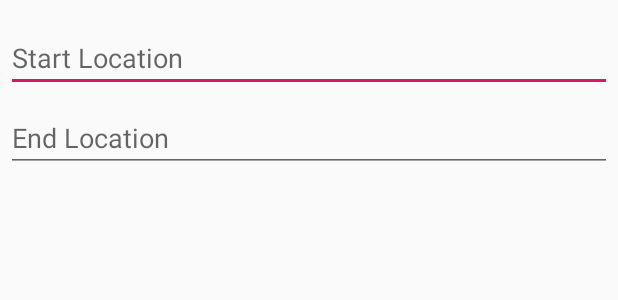
After one commit to felixlapierre/campus-guide, an Android app: the layout directions_dialog_layout.xml on its own in the app's theme, with its tools: preview values and no code run, on a phone screen of 412 x 824 dp. The commit adds this screen. Shown: the top 300 px of the screen. Run offline under Robolectric (Android 15) with nearby library versions, the phone set to English and light mode, and no system bars.

Commit message:
Added popup for getting directions from point A to point B

```diff
--- /dev/null
+++ b/app/src/main/java/com/example/campusguide/DisplayRoute.kt
@@ -0,0 +1,5 @@
+package com.example.campusguide
+
+class DisplayRoute {
+
+}
--- /dev/null
+++ b/app/src/main/res/layout/directions_dialog_layout.xml
@@ -0,0 +1,27 @@
+<?xml version="1.0" encoding="utf-8"?>
+<LinearLayout xmlns:android="http://schemas.android.com/apk/res/android"
+    android:orientation="vertical" android:layout_width="match_parent"
+    android:layout_height="match_parent">
+    <EditText
+        android:id="@+id/startLocationTextInput"
+        android:inputType="text"
+        android:layout_width="match_parent"
+        android:layout_height="wrap_content"
+        android:layout_marginTop="16dp"
+        android:layout_marginLeft="4dp"
+        android:layout_marginRight="4dp"
+        android:layout_marginBottom="4dp"
+        android:hint="Start Location" />
+    <EditText
+        android:id="@+id/endLocationTextInput"
+        android:inputType="text"
+        android:layout_width="match_parent"
+        android:layout_height="wrap_content"
+        android:layout_marginTop="4dp"
+        android:layout_marginLeft="4dp"
+        android:layout_marginRight="4dp"
+        android:layout_marginBottom="16dp"
+        android:fontFamily="sans-serif"
+        android:hint="End Location"/>
+
+</LinearLayout>
```
Also changed, not shown: app/src/main/java/com/example/campusguide/GetDirectionsDialogFragment.kt (added, +46 -0 lines), app/src/main/java/com/example/campusguide/MapsActivity.kt (+11 -0 lines), app/src/main/res/drawable/ic_compass_outline.xml (added, +14 -0 lines), app/src/main/res/layout/activity_maps.xml (+12 -0 lines), 1 other file.
